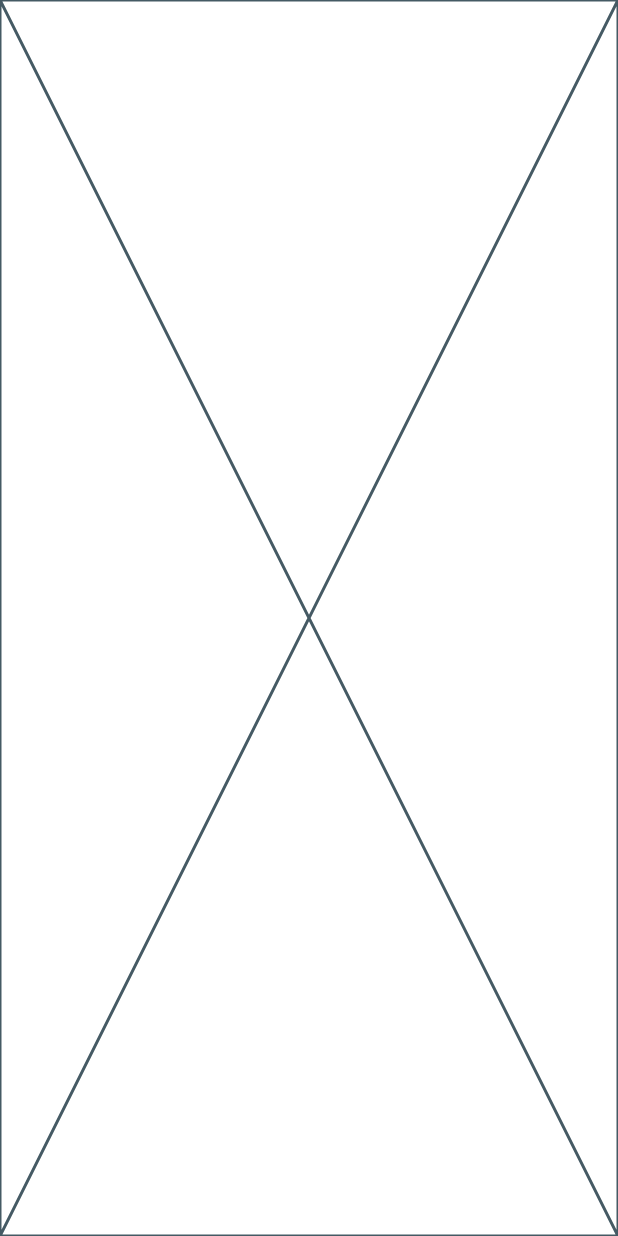
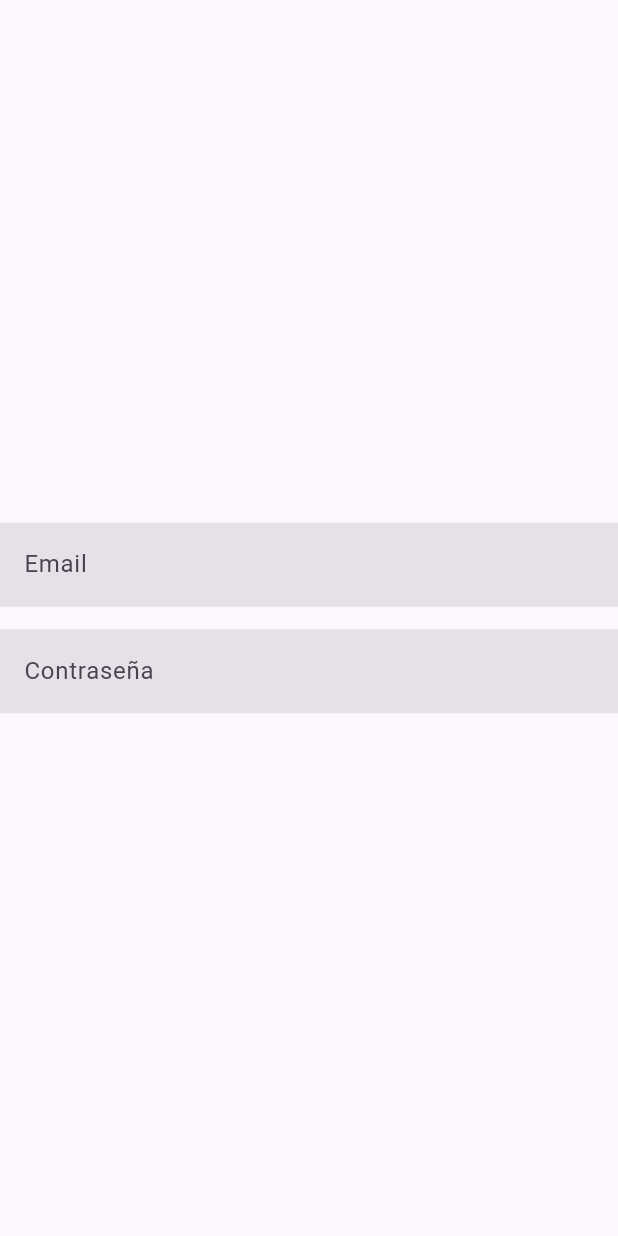
Before and after one commit to stivengm/demo_app, a Flutter app: the screen it shows after launch, on a phone screen of 412 x 824 dp. Run offline on Flutter 3.47's test engine with Material 3 defaults, Android fonts, the phone set to English and light mode, and no system bars.

Commit message:
FIX - Ajuste de formulario login.

```diff
--- a/lib/ui/views/user/login_view/login_view.dart
+++ b/lib/ui/views/user/login_view/login_view.dart
@@ -5,6 +5,72 @@ class LoginView extends StatelessWidget {
 
   @override
   Widget build(BuildContext context) {
-    return const Placeholder();
+    return Scaffold(
+      body: Column(
+        mainAxisAlignment: MainAxisAlignment.center,
+        children: [
+           TextFormField(
+            textInputAction: TextInputAction.next,
+            // controller: emailController,
+            keyboardType: TextInputType.emailAddress,
+            autocorrect: false,
+            autovalidateMode: AutovalidateMode.onUserInteraction,
+            // validator: (email) => email != null && !EmailValidator.validate(email) ? 'Ingrese un email válido' : null,
+            decoration: InputDecoration(
+              labelText: 'Email',
+              labelStyle: const TextStyle(
+                // color: primaryColor
+              ),
+              filled: true,
+              // fillColor: whiteColor,
+              focusedBorder: InputBorder.none,
+              enabledBorder: InputBorder.none,
+              border: OutlineInputBorder(
+                borderSide: const BorderSide(
+                  // color: whiteColor
+                ),
+                borderRadius: BorderRadius.circular(10.0)
+              )
+            ),
+          ),
+          const SizedBox(height: 15.0),
+          TextFormField(
+            // obscureText: _passwordVisible,
+            // controller: passwordController,
+            autocorrect: false,
+            autovalidateMode: AutovalidateMode.onUserInteraction,
+            validator: (pass) => pass != null && pass.length < 6 ? 'Ingrese mínimo 6 caracteres' : null,
+            decoration: InputDecoration(
+              labelText: 'Contraseña',
+              labelStyle: const TextStyle(
+                // color: primaryColor
+              ),
+              filled: true,
+              // fillColor: whiteColor,
+              focusedBorder: InputBorder.none,
+              enabledBorder: InputBorder.none,
+              border: OutlineInputBorder(
+                borderSide: const BorderSide(
+                  // color: whiteColor
+                ),
+                borderRadius: BorderRadius.circular(10.0)
+              ),
+              // suffixIcon: IconButton(
+              //   icon: Icon(
+              //     _passwordVisible
+              //     ? Icons.visibility_outlined
+              //     : Icons.visibility_off_outlined
+              //   ),
+              //   onPressed: () {
+              //     setState(() {
+              //       _passwordVisible = !_passwordVisible;
+              //     });
+              //   },
+              // )
+            )
+          )
+        ],
+      ),
+    );
   }
 }
```
